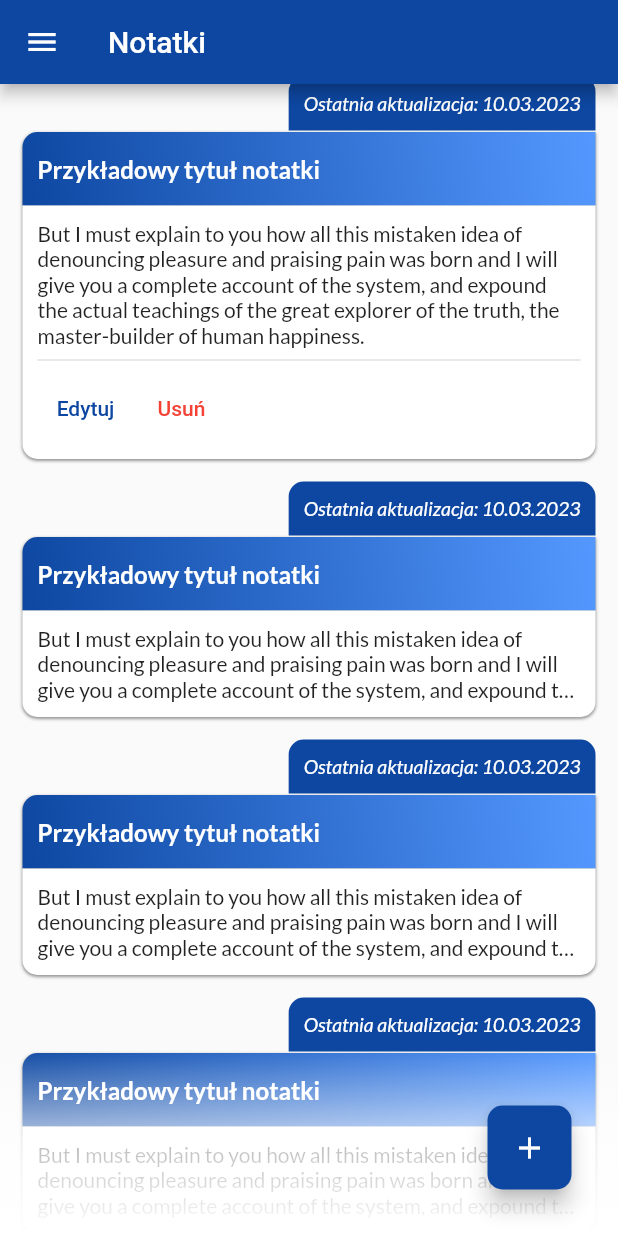
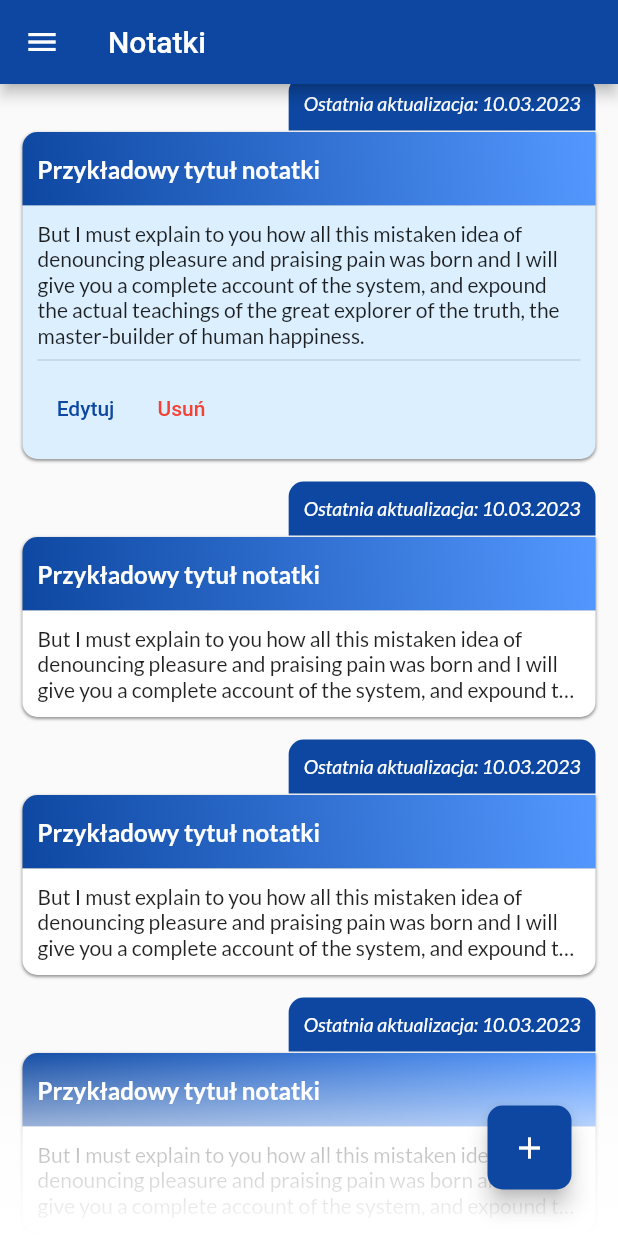
Before and after one commit to piotrpeczkowski/sw_planner, a Flutter app: the NotesPage screen opened directly, scrolled down 192 dp, after a tap on "Przykładowy tytuł notatki", on a phone screen of 412 x 824 dp. Run offline on Flutter 3.47's test engine with Material 2 defaults, Android fonts, the light colour scheme and no system bars; our stand-ins replace google_fonts, table_calendar; network calls fail; Roboto replaces fonts that are missing (Kanit).

Commit message:
Implement changing colors of note background

```diff
--- a/lib/features/notes_page/widgets/note_widget.dart
+++ b/lib/features/notes_page/widgets/note_widget.dart
@@ -11,9 +11,10 @@ class NoteWidget extends StatefulWidget {
 }
 
 class _NoteWidgetState extends State<NoteWidget> {
-  bool isNoteContainerExpanded = false;
-  int noteDescriptionMaxLines = 3;
-  int noteTitleMaxLines = 1;
+  Color _noteDetailsContainerColor = Colors.white;
+  bool _isNoteContainerExpanded = false;
+  int _noteDescriptionMaxLines = 3;
+  int _noteTitleMaxLines = 1;
   @override
   Widget build(BuildContext context) {
     return NoteWidgetBody(
@@ -24,19 +25,23 @@ class _NoteWidgetState extends State<NoteWidget> {
       notePriority: 'Niski',
       noteDescription:
           'But I must explain to you how all this mistaken idea of denouncing pleasure and praising pain was born and I will give you a complete account of the system, and expound the actual teachings of the great explorer of the truth, the master-builder of human happiness.',
-      noteDescriptionMaxLines: noteDescriptionMaxLines,
-      noteTitleMaxLines: noteTitleMaxLines,
-      isNoteContainerExpanded: isNoteContainerExpanded,
+      noteDescriptionMaxLines: _noteDescriptionMaxLines,
+      noteTitleMaxLines: _noteTitleMaxLines,
+      noteDetailsContainerColor: _noteDetailsContainerColor,
+      isNoteContainerExpanded: _isNoteContainerExpanded,
       onNoteContainerTap: () {
         setState(() {
-          if (isNoteContainerExpanded == false) {
-            isNoteContainerExpanded = true;
-            noteDescriptionMaxLines = 15;
-            noteTitleMaxLines = 3;
+          if (_isNoteContainerExpanded == false) {
+            _noteDetailsContainerColor =
+                const Color.fromARGB(255, 220, 239, 255);
+            _isNoteContainerExpanded = true;
+            _noteDescriptionMaxLines = 15;
+            _noteTitleMaxLines = 3;
           } else {
-            isNoteContainerExpanded = false;
-            noteDescriptionMaxLines = 3;
-            noteTitleMaxLines = 1;
+            _noteDetailsContainerColor = Colors.white;
+            _isNoteContainerExpanded = false;
+            _noteDescriptionMaxLines = 3;
+            _noteTitleMaxLines = 1;
           }
         });
       },
@@ -56,6 +61,7 @@ class NoteWidgetBody extends StatelessWidget {
     required this.noteTitleMaxLines,
     required this.onNoteContainerTap,
     required this.isNoteContainerExpanded,
+    required this.noteDetailsContainerColor,
     super.key,
   });
 
@@ -69,6 +75,7 @@ class NoteWidgetBody extends StatelessWidget {
   final int noteTitleMaxLines;
   final Function() onNoteContainerTap;
   final bool isNoteContainerExpanded;
+  final Color noteDetailsContainerColor;
 
   @override
   Widget build(BuildContext context) {
@@ -160,12 +167,12 @@ class NoteWidgetBody extends StatelessWidget {
                 Container(
                   padding: const EdgeInsets.all(10),
                   width: double.infinity,
-                  decoration: const BoxDecoration(
-                    borderRadius: BorderRadius.only(
+                  decoration: BoxDecoration(
+                    borderRadius: const BorderRadius.only(
                       bottomLeft: Radius.circular(10),
                       bottomRight: Radius.circular(10),
                     ),
-                    color: Colors.white,
+                    color: noteDetailsContainerColor,
                   ),
                   child: Column(
                     crossAxisAlignment: CrossAxisAlignment.start,
```
